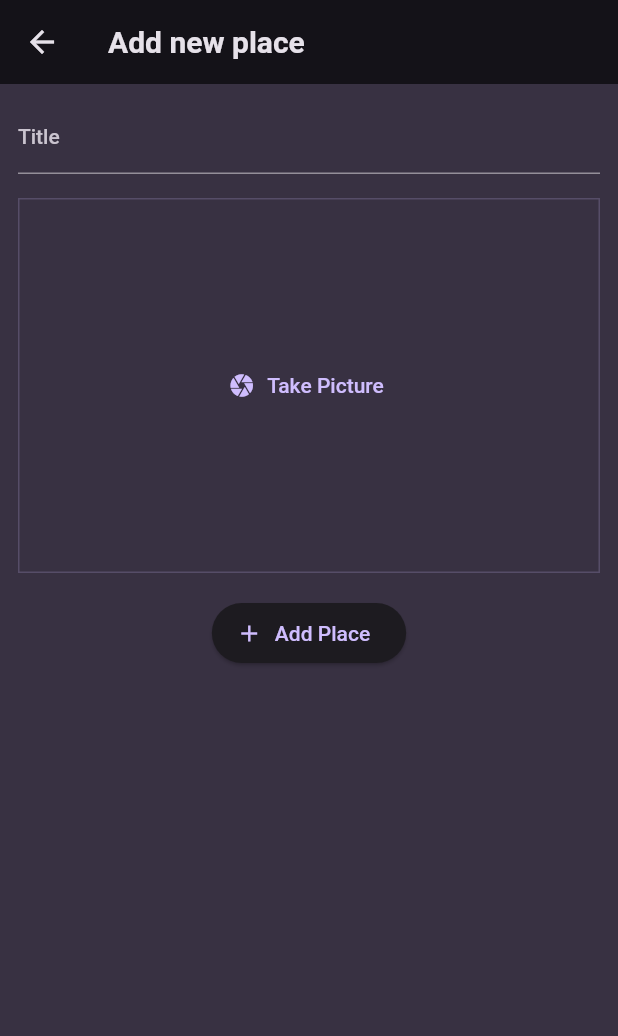
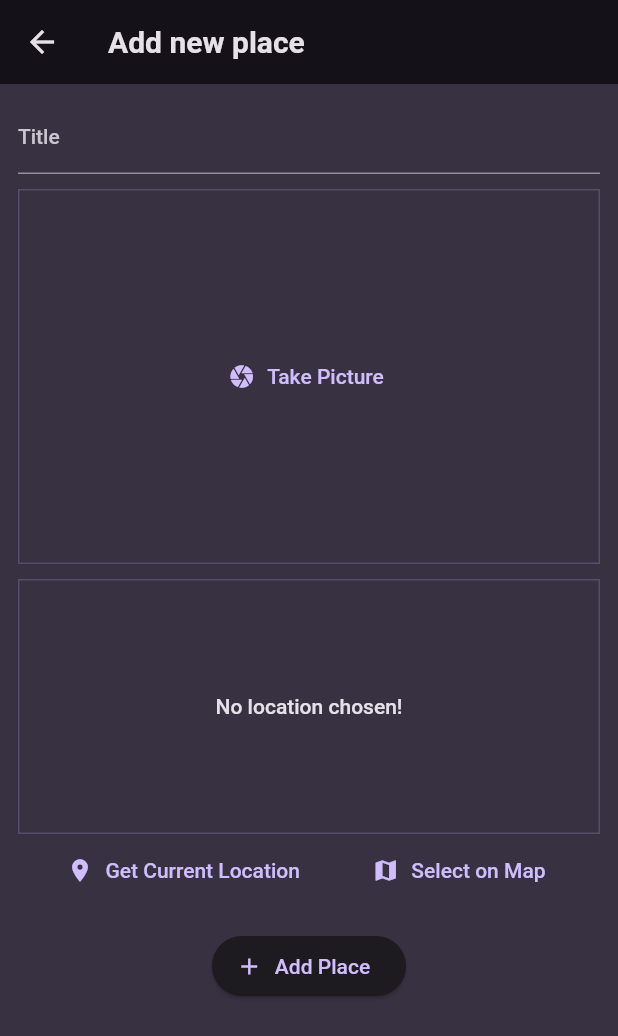
Before and after one commit to kursat-ozturk/favorite_places, a Flutter app: the AddPlaceScreen screen opened directly, on a phone screen of 412 x 824 dp. Shown: the top 1036 px of the screen. Run offline on Flutter 3.47's test engine with Material 2 defaults, Android fonts, the phone set to English and light mode, and no system bars; our stand-ins replace flutter_riverpod, google_fonts, image_picker, location.

Commit message:
get the user's current location

```diff
--- a/lib/screens/add_place.dart
+++ b/lib/screens/add_place.dart
@@ -2,6 +2,7 @@ import 'dart:io';
 
 import 'package:favorite_places/providers/user_places.dart';
 import 'package:favorite_places/widgets/image_input.dart';
+import 'package:favorite_places/widgets/location_input.dart';
 import 'package:flutter/material.dart';
 import 'package:flutter_riverpod/flutter_riverpod.dart';
 
@@ -55,12 +56,14 @@ class _AddPlaceScreenState extends ConsumerState<AddPlaceScreen> {
                 color: Theme.of(context).colorScheme.onBackground,
               ),
             ),
-            const SizedBox(height: 16),
+            const SizedBox(height: 10),
             ImageInput(
               onPickImage: (image) {
                 _selectedImage = image;
               },
             ),
+            const SizedBox(height: 10),
+            LocationInput(),
             const SizedBox(height: 16),
             ElevatedButton.icon(
               onPressed: _savePlace,
--- /dev/null
+++ b/lib/widgets/location_input.dart
@@ -0,0 +1,98 @@
+import 'package:flutter/material.dart';
+import 'package:location/location.dart';
+
+class LocationInput extends StatefulWidget {
+  const LocationInput({super.key});
+
+  @override
+  State<LocationInput> createState() => _LocationInputState();
+}
+
+class _LocationInputState extends State<LocationInput> {
+  Location? _pickedLocation;
+  var _isGettingLocation = false;
+
+  void _getCurrentLocation() async {
+    Location location = Location();
+
+    bool serviceEnabled;
+    PermissionStatus permissionGranted;
+    LocationData locationData;
+
+    serviceEnabled = await location.serviceEnabled();
+    if (!serviceEnabled) {
+      serviceEnabled = await location.requestService();
+      if (!serviceEnabled) {
+        return;
+      }
+    }
+
+    permissionGranted = await location.hasPermission();
+    if (permissionGranted == PermissionStatus.denied) {
+      permissionGranted = await location.requestPermission();
+      if (permissionGranted != PermissionStatus.granted) {
+        return;
+      }
+    }
+
+    setState(() {
+      _isGettingLocation = true;
+    });
+
+    locationData = await location.getLocation();
+
+    setState(() {
+      _isGettingLocation = false;
+    });
+
+    print(locationData.latitude);
+    print(locationData.longitude);
+  }
+
+  @override
+  Widget build(BuildContext context) {
+    Widget previewContent = Text(
+      'No location chosen!',
+      textAlign: TextAlign.center,
+      style: Theme.of(context).textTheme.bodyLarge!.copyWith(
+            color: Theme.of(context).colorScheme.onBackground,
+          ),
+    );
+
+    if (_isGettingLocation) {
+      previewContent = const CircularProgressIndicator();
+    }
+
+    return Column(
+      children: [
+        Container(
+          height: 170,
+          width: double.infinity,
+          alignment: Alignment.center,
+          decoration: BoxDecoration(
+            border: Border.all(
+              width: 1,
+              color: Theme.of(context).colorScheme.primary.withOpacity(0.2),
+            ),
+          ),
+          child: previewContent,
+        ),
+        Row(
+          mainAxisAlignment: MainAxisAlignment.spaceEvenly,
+          children: [
+            TextButton.icon(
+              onPressed: _getCurrentLocation,
+              icon: const Icon(Icons.location_on),
+              label: const Text('Get Current Location'),
+            ),
+            TextButton.icon(
+              onPressed: () {},
+              icon: const Icon(Icons.map),
+              label: const Text('Select on Map'),
+            ),
+          ],
+        ),
+      ],
+    );
+  }
+}
--- a/pubspec.yaml
+++ b/pubspec.yaml
@@ -39,6 +39,7 @@ dependencies:
   uuid: ^4.0.0
   flutter_riverpod: ^2.4.0
   image_picker: ^1.0.4
+  location: ^5.0.3
 
 dev_dependencies:
   flutter_test:
```
Also changed, not shown: pubspec.lock, 4 other files.
